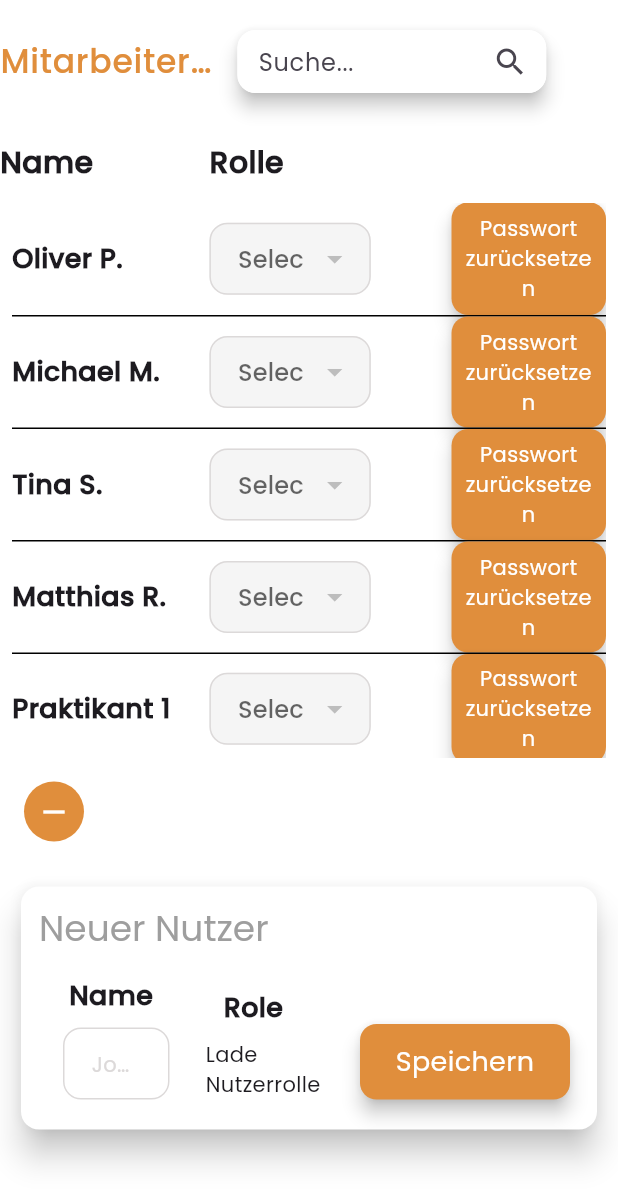
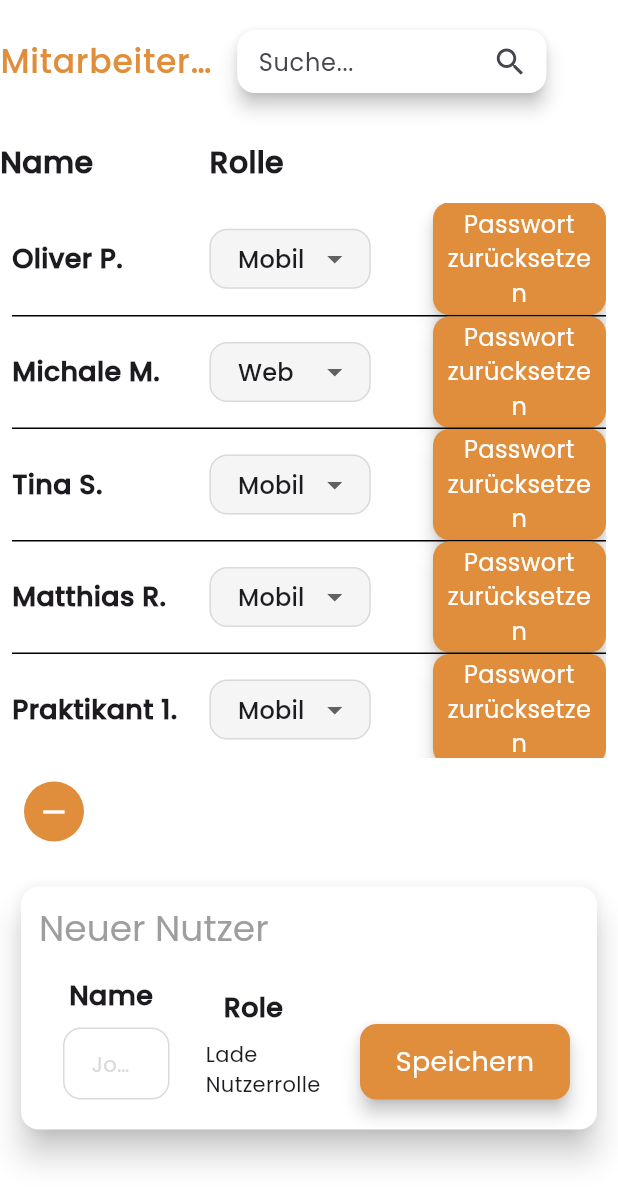
Before and after one commit to Layer-Four/handwerker_web, a Flutter app: the EmployeeAdministration widget shown alone on an empty page, opened directly, after a tap on the "add" icon, on a phone screen of 412 x 824 dp. Shown: the top 1204 px of the screen. Run offline on Flutter 3.47's test engine with Material 3 defaults, Android fonts, the phone set to English and light mode, and no system bars; our stand-ins replace calendar_view, dio, firebase_core, flutter_riverpod, freezed_annotation, image_picker and 3 more; missing offline and left inert: dart:html, dart:ui_web; accounts and stored records are empty; network calls fail.

Commit message:
updated UserRow with user Modell and userroles

```diff
--- a/lib/constants/api/api.dart
+++ b/lib/constants/api/api.dart
@@ -60,6 +60,7 @@ class Api {
   final String _getListCustomer = '/customer/list';
   final String _getListProject = '/project/list';
   final String _deleteService = '/service/delete';
+  final String _putResetPasswordAdress = '/user/password/reset';
 
   Future<Response> get getAllProjects => _api.get(_getAllProjects);
   Future<Response> get getAllTimeEntrys => _api.get(_getAllTimeTacks);
@@ -87,6 +88,8 @@ class Api {
   Future<Response> updateProjectConsumableEntry(data) => _api.post(_putProjectMaterial, data: data);
   Future<Response> updateDocumentationEntry(data) => _api.post(_putDocumentationDay, data: data);
   Future<Response> getUserServiceByID(id) => _api.get(_getUserServiceListByID, data: id);
+  Future<Response> putResetPassword(Map<String, dynamic> json) =>
+      _api.put(_putResetPasswordAdress, data: json);
 
   // Getter for customer list
   Future<Response> get getListCustomer => _api.get(_getListCustomer);
--- a/lib/provider/user_provider/user_provider.dart
+++ b/lib/provider/user_provider/user_provider.dart
@@ -160,4 +160,17 @@ class UserNotifier extends Notifier<UserVM> {
       throw Exception(e);
     }
   }
+
+  Future<Map> resetPassword(String name) async {
+    try {
+      final response = await _api.putResetPassword({'userName': name});
+      if (response.statusCode != 200) {
+        throw Exception(
+            'Something went wrong on Request:\n ${response.statusCode} \n${response.data}');
+      }
+      return response.data;
+    } catch (e) {
+      throw Exception(e);
+    }
+  }
 }
--- a/lib/view/customer_project_view/custom_project.dart
+++ b/lib/view/customer_project_view/custom_project.dart
@@ -11,9 +11,17 @@ class CustomeProject {
   final double revenue;
   final List<ProjectReport> projectReports;
 
-  const CustomeProject(this.customer, this.description, this.status, this.revenue, this.projectNumber,
-      this.projectTimeWindow, this.totalTime, this.costItems,
-      [this.projectReports = const []]);
+  const CustomeProject(
+    this.customer,
+    this.description,
+    this.status,
+    this.revenue,
+    this.projectNumber,
+    this.projectTimeWindow,
+    this.totalTime,
+    this.costItems, [
+    this.projectReports = const [],
+  ]);
 }
 
 class ProjectReport {
--- a/lib/view/login_view/login_view.dart
+++ b/lib/view/login_view/login_view.dart
@@ -232,7 +232,8 @@ class _LoginViewState extends State<LoginView> {
                         width: 350,
                         child: Align(
                           alignment: Alignment.bottomLeft,
-                          child: Text('Mandatenname', style: TextStyle(fontWeight: FontWeight.bold)),
+                          child:
+                              Text('Mandatenname', style: TextStyle(fontWeight: FontWeight.bold)),
                         ),
                       ),
                       const SizedBox(height: 3),
@@ -426,7 +427,8 @@ class _LoginViewState extends State<LoginView> {
       Navigator.of(context).pushReplacementNamed(AppRoutes.viewScreen);
       return;
     }
-    ScaffoldMessenger.of(context).showSnackBar(const SnackBar(content: Text('leider hats nicht geklappt')));
+    ScaffoldMessenger.of(context)
+        .showSnackBar(const SnackBar(content: Text('leider hats nicht geklappt')));
   }
 
   Widget buildLoginButton(BuildContext context) => Center(
@@ -443,10 +445,12 @@ class _LoginViewState extends State<LoginView> {
                               password: passCon.text,
                               userName: emailCon.text,
                             )
-                            .then((value) => reactionOfLogin(value));
-                        SharedPreferences.getInstance().then((value) {
-                          final token = value.getString('TOKEN');
-                          log(token.toString());
+                            .then((value) {
+                          reactionOfLogin(value);
+                          SharedPreferences.getInstance().then((value) {
+                            final token = value.getString('TOKEN');
+                            log(token.toString());
+                          });
                         });
                       }
                       if (isOTP) {
@@ -500,7 +504,8 @@ class _LoginViewState extends State<LoginView> {
       return false;
     }
 
-    bool isValid = formstate.currentState!.validate() && emailCon.text.isNotEmpty && passCon.text.isNotEmpty;
+    bool isValid =
+        formstate.currentState!.validate() && emailCon.text.isNotEmpty && passCon.text.isNotEmpty;
     if (!isValid) {
       showSnackBar('Bitte füllen Sie alle Felder korrekt aus.');
     }
--- a/lib/view/users_view/user_view.dart
+++ b/lib/view/users_view/user_view.dart
@@ -1,6 +1,6 @@
 import 'package:flutter/material.dart';
 import 'package:flutter_riverpod/flutter_riverpod.dart';
-import '../customer_project_view/custom_project.dart';
+import '../../models/users_models/user_role/user_role.dart';
 import '../shared_view_widgets/search_line_header.dart';
 import 'widgets/add_button.dart';
 import 'widgets/edit_employee.dart';
@@ -11,8 +11,7 @@ class EmployeeAdministration extends ConsumerStatefulWidget {
   const EmployeeAdministration({super.key});
 
   @override
-  // ignore: library_private_types_in_public_api
-  _EmployeeAdministrationState createState() => _EmployeeAdministrationState();
+  ConsumerState<EmployeeAdministration> createState() => _EmployeeAdministrationState();
 }
 
 class _EmployeeAdministrationState extends ConsumerState<EmployeeAdministration> {
@@ -89,55 +88,28 @@ class _EmployeeAdministrationState extends ConsumerState<EmployeeAdministration>
       );
 }
 
-final List<CustomeProject> project = [
-  const CustomeProject(
-    'Oliver P.',
-    'Reperatur Schaltung',
-    false,
-    50,
-    11,
-    '01.01.2024 - 01.06.2025',
-    1009,
-    1009,
-  ),
-  const CustomeProject(
-    'Michael M.',
-    'Installation Beleuchtung',
-    true,
-    60,
-    11,
-    '01.01.2024 - 01.06.2025',
-    2099,
-    9000,
-  ),
-  const CustomeProject(
-    'Tina S.',
-    'Reperatur Wasserleitung',
-    true,
-    70,
-    11,
-    '01.01.2024 - 01.06.2025',
-    2,
-    900000,
-  ),
-  const CustomeProject(
-    'Matthias R.',
-    'Behebung Leckage',
-    true,
-    60,
-    2,
-    '01.01.2024 - 01.06.2025',
-    2,
-    1009,
-  ),
-  const CustomeProject(
-    'Praktikant 1',
-    'Anstrich Innenwand',
-    true,
-    70,
-    2,
-    '01.01.2024 - 01.06.2025',
-    2,
-    122000,
-  ),
+class UserEntry {
+  final String name;
+  final List<UserRole> role;
+  const UserEntry(
+    this.name, [
+    this.role = const [UserRole(name: 'Mobil')],
+  ]);
+}
+
+final List<UserEntry> project = [
+  const UserEntry('Oliver P.'),
+  const UserEntry('Michale M.', [
+    UserRole(name: 'Web'),
+    UserRole(name: 'Mobile'),
+    UserRole(name: 'Offline'),
+    UserRole(name: 'Online'),
+  ]),
+  const UserEntry('Tina S.'),
+  const UserEntry('Matthias R.'),
+  const UserEntry('Praktikant 1.'),
+  const UserEntry('Tina S.', [
+    UserRole(name: 'Mobile'),
+    UserRole(name: 'Web'),
+  ]),
 ];
--- a/lib/view/users_view/widgets/edit_employee.dart
+++ b/lib/view/users_view/widgets/edit_employee.dart
@@ -6,13 +6,13 @@ import '../../../constants/themes/app_color.dart';
 import '../../../constants/utilitis/utilitis.dart';
 import '../../../models/users_models/user_role/user_role.dart';
 import '../../../provider/user_provider/user_provider.dart';
-import '../../customer_project_view/custom_project.dart';
 import '../../shared_view_widgets/symetric_button_widget.dart';
+import '../user_view.dart';
 
 class AddNewEmployee extends ConsumerStatefulWidget {
   final VoidCallback? onSave;
   final VoidCallback? onCancel;
-  final CustomeProject? project;
+  final UserEntry? project;
   final double overflowWidth;
 
   const AddNewEmployee({
@@ -48,7 +48,7 @@ class _AddNewEmployeeState extends ConsumerState<AddNewEmployee> {
     super.initState();
     if (widget.project != null) {
       _nameController.text =
-          widget.project!.customer; // Assuming 'customer' is a field in CustomeProject
+          widget.project!.name; // Assuming 'customer' is a field in CustomeProject
     }
     initUserRoles();
   }
--- a/lib/view/users_view/widgets/role_row.dart
+++ b/lib/view/users_view/widgets/role_row.dart
@@ -3,20 +3,21 @@ import 'dart:developer';
 import 'package:flutter/material.dart';
 import 'package:flutter_riverpod/flutter_riverpod.dart';
 
+import '../../../constants/themes/app_color.dart';
 import '../../../models/users_models/user_role/user_role.dart';
 import '../../../provider/user_provider/user_provider.dart';
-import '../../customer_project_view/custom_project.dart';
 import '../../shared_view_widgets/symetric_button_widget.dart';
+import '../user_view.dart';
 
 class UserRowCard extends ConsumerStatefulWidget {
   final BoxConstraints constraints;
-  final CustomeProject project;
+  final UserEntry user;
   final bool isFirst;
   final bool isLast;
 
   const UserRowCard(
     this.constraints,
-    this.project, {
+    this.user, {
     super.key,
     this.isFirst = false,
     this.isLast = false,
@@ -27,15 +28,12 @@ class UserRowCard extends ConsumerStatefulWidget {
 }
 
 class _RoleRowCardState extends ConsumerState<UserRowCard> {
-  //List<String> roles = ['Admin', 'User', 'Guest']; // Example roles
-  //String? currentRole = 'User'; // Default or fetched role
-
-  UserRole? _selectedRole;
-  final List<UserRole> _roles = [];
+  // UserRole? _selectedRole;
+  final List<UserRole> _possibleRoles = [];
   void initUserRoles() {
     ref.read(userProvider.notifier).loadUserRoles().then((e) => setState(() {
-          _roles.addAll(e);
-          _selectedRole = _roles.first;
+          _possibleRoles.addAll(e);
+          // _selectedRole = _roles.first;
         }));
   }
 
@@ -65,85 +63,55 @@ class _RoleRowCardState extends ConsumerState<UserRowCard> {
           Row(
             mainAxisAlignment: MainAxisAlignment.start,
             children: [
-              Container(
+              SizedBox(
                 width: currentSize.maxWidth / 10 * 3,
                 child: Text(
-                  widget.project.customer,
+                  widget.user.name,
                   style: const TextStyle(fontSize: 18, fontWeight: FontWeight.bold),
                 ),
               ),
-              // const SizedBox(width: 20),
-              /*                    Container(
-                  width: 300,
-                  padding: const EdgeInsets.fromLTRB(10, 0, 10, 0),
-                  decoration: BoxDecoration(
-                    borderRadius: BorderRadius.circular(4),
-                    color: Colors.grey[100],
-                  ),
-                  child: DropdownButton<String>(
-                    value: currentRole,
-                    icon: const Icon(Icons.arrow_drop_down, color: Colors.grey),
-                    elevation: 16,
-                    dropdownColor: Colors.grey[300],
-                    style: TextStyle(color: Colors.black),
-                    underline: Container(height: 0),
-                    onChanged: (String? newValue) {
-                      setState(() {
-                        currentRole = newValue!;
-                      });
-                    },
-                    items: ['Admin', 'User', 'Guest']
-                        .map<DropdownMenuItem<String>>((String value) => DropdownMenuItem<String>(
-                              value: value,
-                              child: Text(value),
-                            ))
-                        .toList(),
-                  ),
-                ),*/
-              // buildDropdown(
-              //   options: ['Admin', 'Mitarbeiter'],
-              //   // selectedValue: roleOption,
-              //   onChanged: (value) {
-              //     setState(() {
-              //       roleOption = value;
-              //     });
-              //   },
-              //   context: context,
-              // ),
               SizedBox(
+                height: 40,
                 width: currentSize.maxWidth / 10 * 3,
-                child: buildDropdown(
-                    options: _roles,
-                    onChanged: (value) {
-                      setState(() {
-                        _selectedRole = value;
-                      });
-                    },
-                    context: context),
-                // child: buildDropdown(options: _roles),
+                child: SizedBox(
+                  width: MediaQuery.of(context).size.width > 1000
+                      ? 200
+                      : currentSize.maxWidth / 10 * 3,
+                  child: buildDropdown(
+                      userRoles: widget.user.role,
+                      onChanged: (_) {
+                        // setState(() {
+                        //   _selectedRole = value;
+                        // });
+                      },
+                      context: context),
+                ),
               ),
             ],
           ),
           SizedBox(
             width:
-                MediaQuery.of(context).size.width >= 1100 ? 300 : currentSize.maxWidth / 10 * 2.5,
+                MediaQuery.of(context).size.width >= 1100 ? 300 : currentSize.maxWidth / 10 * 2.8,
             child: SymmetricButton(
               onPressed: () {
-                log('Password reset for ${widget.project.customer}');
+                ref.read(userProvider.notifier).resetPassword(widget.user.name).then((e) {
+                  showDialog(
+                      context: context,
+                      builder: (context) => Dialog(
+                            child: Center(
+                              child: Text(e.toString()),
+                            ),
+                          ));
+                });
+                log('Password reset for ${widget.user.name}');
               },
               text: 'Passwort zurücksetzen',
               overflow: TextOverflow.clip,
               padding: const EdgeInsets.symmetric(horizontal: 6, vertical: 2),
-              // style: const TextStyle(color: Colors.white, fontSize: 1),
-              // style: ElevatedButton.styleFrom(
-              //   backgroundColor: Colors.orange,
-              //   padding: const EdgeInsets.symmetric(horizontal: 30, vertical: 10),
-              //   shape: RoundedRectangleBorder(
-              //     borderRadius: BorderRadius.circular(8),
-              //   ),
-              // ),
-              // child: const Text('Passwort zurücksetzen',
-              //     style: TextStyle(fontSize: 16, color: Colors.white)),
+              style: TextStyle(
+                fontSize: 16,
+                color: AppColor.kWhite,
+              ),
             ),
           ),
         ],
@@ -151,44 +119,8 @@ class _RoleRowCardState extends ConsumerState<UserRowCard> {
     );
   }
 
-  // Widget buildDropdown({
-  //   required List<UserRole> options,
-  //   Function(UserRole?)? onChanged,
-  // }) =>
-  //     DropdownButtonFormField(
-  //       isExpanded: true,
-  //       value: options.first,
-  //       decoration: InputDecoration(
-  //         hintStyle: Theme.of(context).textTheme.bodyMedium!.copyWith(
-  //               color: const Color.fromARGB(255, 220, 217, 217),
-  //             ),
-  //         contentPadding: const EdgeInsets.symmetric(
-  //           horizontal: 15,
-  //           vertical: 5,
-  //         ),
-  //         enabledBorder: OutlineInputBorder(
-  //           borderRadius: BorderRadius.circular(12),
-  //           borderSide: const BorderSide(
-  //             color: Color.fromARGB(255, 220, 217, 217),
-  //           ),
-  //         ),
-  //         focusedBorder: OutlineInputBorder(
-  //           borderRadius: BorderRadius.circular(12),
-  //           borderSide: const BorderSide(color: Color.fromARGB(255, 220, 217, 217)),
-  //         ),
-  //         filled: true,
-  //         fillColor: Colors.grey[100],
-  //       ),
-  //       onChanged: onChanged,
-  //       items: options
-  //           .map((value) => DropdownMenuItem(
-  //                 value: value,
-  //                 child: Text(value.name),
-  //               ))
-  //           .toList(),
-  //     );
   Widget buildDropdown({
-    required List<UserRole> options,
+    required List<UserRole> userRoles,
     required ValueChanged onChanged,
     required BuildContext context,
   }) =>
@@ -196,7 +128,7 @@ class _RoleRowCardState extends ConsumerState<UserRowCard> {
         padding: const EdgeInsets.only(left: 8, right: 8),
         child: DropdownButtonFormField(
           isExpanded: true,
-          value: _selectedRole,
+          value: userRoles.first,
           decoration: InputDecoration(
             hintText: 'Select option',
             hintStyle: Theme.of(context).textTheme.bodyMedium!.copyWith(
@@ -220,8 +152,9 @@ class _RoleRowCardState extends ConsumerState<UserRowCard> {
             fillColor: Colors.grey[100],
           ),
           onChanged: onChanged,
-          items: options
+          items: userRoles
               .map<DropdownMenuItem>((value) => DropdownMenuItem(
+                    enabled: false,
                     value: value,
                     child: Text(value.name),
                   ))
```
